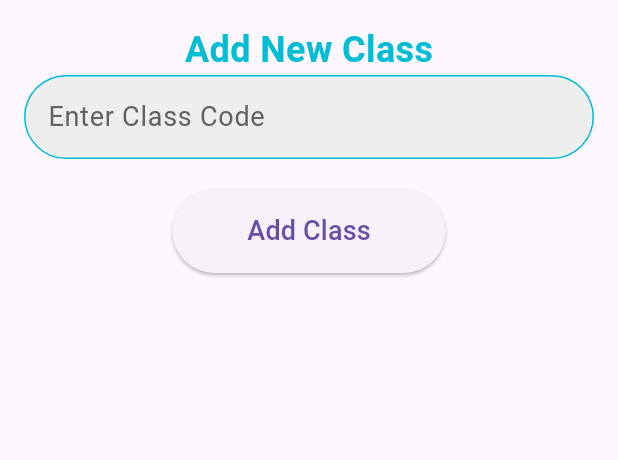
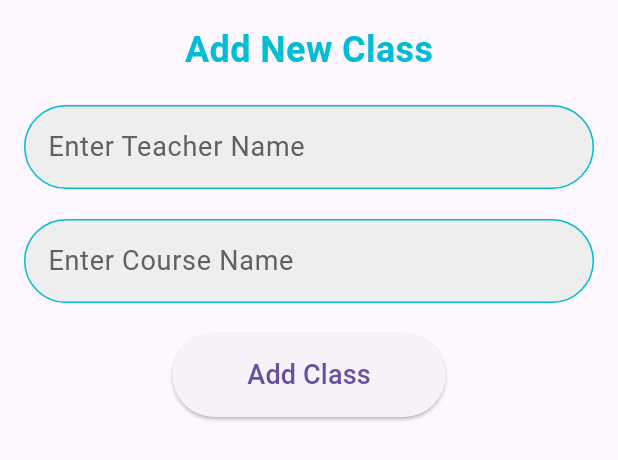
Before and after one commit to AloofAli/danshjoyar-flutter, a Flutter app: the AddClassBottomSheet widget shown alone on an empty page, opened directly with empty values, on a phone screen of 412 x 824 dp. Shown: the top 460 px of the screen. Run offline on Flutter 3.47's test engine with Material 3 defaults, Android fonts, the phone set to English and light mode, and no system bars; our stand-ins replace file_picker, image_picker, toastification; network calls fail.

Commit message:
feat(khabaraPage.dart): add news from API fix(SaraPage.dart): debug URL launcher fix(classaPage.dart) : change method of Add class from code of class to Teacher and course

```diff
--- a/lib/pages/classaPage.dart
+++ b/lib/pages/classaPage.dart
@@ -83,7 +83,8 @@ class _classaState extends State<classa> {
                 itemCount: classes.length,
                 itemBuilder: (context, index) {
                   return Padding(
-                    padding: const EdgeInsets.symmetric(vertical: 2.0, horizontal: 0),
+                    padding: const EdgeInsets.symmetric(
+                        vertical: 2.0, horizontal: 0),
                     child: Card(
                       shape: RoundedRectangleBorder(
                         borderRadius: BorderRadius.circular(20),
@@ -110,7 +111,8 @@ class _classaState extends State<classa> {
                                 const SizedBox(width: 16),
                                 Expanded(
                                   child: Column(
-                                    crossAxisAlignment: CrossAxisAlignment.start,
+                                    crossAxisAlignment:
+                                        CrossAxisAlignment.start,
                                     children: [
                                       Text(
                                         'Class ${index + 1}',
@@ -161,8 +163,7 @@ class _classaState extends State<classa> {
                             const SizedBox(height: 8),
                             const Row(
                               children: [
-                                Icon(Icons.star,
-                                    size: 20, color: Colors.cyan),
+                                Icon(Icons.star, size: 20, color: Colors.cyan),
                                 SizedBox(width: 8),
                                 Text(
                                   "Best Student: Ali Alavi",
@@ -198,7 +199,8 @@ class AddClassBottomSheet extends StatefulWidget {
 }
 
 class _AddClassBottomSheetState extends State<AddClassBottomSheet> {
-  TextEditingController codeController = TextEditingController();
+  TextEditingController CourseController = TextEditingController();
+  TextEditingController TeacherController = TextEditingController();
 
   @override
   Widget build(BuildContext context) {
@@ -220,10 +222,36 @@ class _AddClassBottomSheetState extends State<AddClassBottomSheet> {
               color: Colors.cyan,
             ),
           ),
+          SizedBox(
+            height: 20,
+          ),
           TextFormField(
-            controller: codeController,
+            controller: TeacherController,
             decoration: InputDecoration(
-              labelText: "Enter Class Code",
+              labelText: "Enter Teacher Name",
+              labelStyle: TextStyle(
+                fontSize: 18,
+                color: Colors.grey[700],
+              ),
+              filled: true,
+              fillColor: Colors.grey[200],
+              enabledBorder: OutlineInputBorder(
+                borderRadius: BorderRadius.circular(30),
+                borderSide: const BorderSide(color: Colors.cyan),
+              ),
+              focusedBorder: OutlineInputBorder(
+                borderRadius: BorderRadius.circular(30),
+                borderSide: const BorderSide(color: Colors.cyan),
+              ),
+            ),
+          ),
+          SizedBox(
+            height: 20,
+          ),
+          TextFormField(
+            controller: CourseController,
+            decoration: InputDecoration(
+              labelText: "Enter Course Name",
               labelStyle: TextStyle(
                 fontSize: 18,
                 color: Colors.grey[700],
--- a/pubspec.yaml
+++ b/pubspec.yaml
@@ -34,12 +34,17 @@ dependencies:
   thebrioflashynavbar: ^0.0.1
   file_picker: ^8.0.3
   image_picker: ^1.1.2
+  url_launcher: ^6.3.0
+  http: ^1.2.1
+
+
   # The following adds the Cupertino Icons font to your application.
   # The following adds the Cupertino Icons font to your application.
   # Use with the CupertinoIcons class for iOS style icons.
   cupertino_icons: ^1.0.6
 
 dev_dependencies:
+
   flutter_test:
     sdk: flutter
 
```
Also changed, not shown: lib/NewsHandling/api_service.dart (added, +26 -0 lines), lib/NewsHandling/article_model.dart (added, +74 -0 lines), lib/pages/khabaraPage.dart (+106 -1 lines), lib/pages/saraPage.dart (+29 -36 lines), pubspec.lock, 6 other files.
